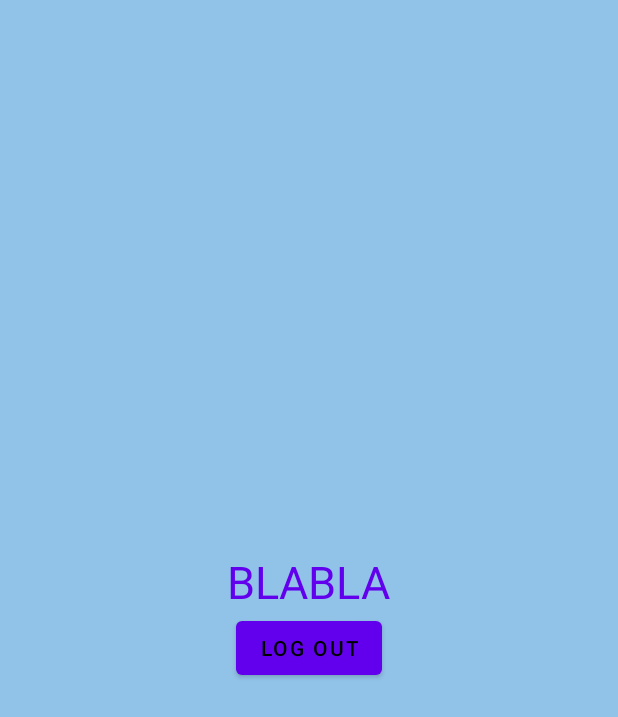
After one commit to nadav1996700/shiftData, an Android app: the layout activity_menu.xml on its own in the app's theme, with its tools: preview values and no code run, on a phone screen of 412 x 824 dp. The commit adds this screen. Shown: the top 717 px of the screen. Run offline under Robolectric (Android 15) with nearby library versions, the light colour scheme and no system bars.

```diff
--- a/app/src/main/java/src/Activities/Activity_Entrance.java
+++ b/app/src/main/java/src/Activities/Activity_Entrance.java
@@ -8,8 +8,6 @@ import android.widget.Button;
 import androidx.appcompat.app.AppCompatActivity;
 
 import com.example.src.R;
-
-import src.Utils.My_Firebase;
 import src.Utils.My_images;
 
 public class Activity_Entrance extends AppCompatActivity {
--- /dev/null
+++ b/app/src/main/res/drawable/ic_log_out.xml
@@ -0,0 +1,10 @@
+<vector xmlns:android="http://schemas.android.com/apk/res/android"
+    android:width="24dp"
+    android:height="24dp"
+    android:viewportWidth="24"
+    android:viewportHeight="24"
+    android:tint="?attr/colorControlNormal">
+  <path
+      android:fillColor="@android:color/white"
+      android:pathData="M10,20v-6h4v6h5v-8h3L12,3 2,12h3v8z"/>
+</vector>
--- /dev/null
+++ b/app/src/main/res/drawable/ic_profile.xml
@@ -0,0 +1,10 @@
+<vector xmlns:android="http://schemas.android.com/apk/res/android"
+    android:width="24dp"
+    android:height="24dp"
+    android:viewportWidth="24"
+    android:viewportHeight="24"
+    android:tint="?attr/colorControlNormal">
+  <path
+      android:fillColor="@android:color/white"
+      android:pathData="M12,2C6.48,2 2,6.48 2,12s4.48,10 10,10 10,-4.48 10,-10S17.52,2 12,2zM13,17h-2v-6h2v6zM13,9h-2L11,7h2v2z"/>
+</vector>
--- /dev/null
+++ b/app/src/main/res/layout/activity_menu.xml
@@ -0,0 +1,44 @@
+<?xml version="1.0" encoding="utf-8"?>
+<androidx.drawerlayout.widget.DrawerLayout xmlns:android="http://schemas.android.com/apk/res/android"
+    xmlns:app="http://schemas.android.com/apk/res-auto"
+    xmlns:tools="http://schemas.android.com/tools"
+    android:layout_width="match_parent"
+    android:layout_height="match_parent"
+    android:background="@color/colorTopBackground"
+    tools:context="src.Activities.Activity_Menu">
+
+    <com.google.android.material.navigation.NavigationView
+        android:id="@+id/Menu_NAV_menu"
+        android:layout_width="wrap_content"
+        android:layout_height="match_parent"
+        android:layout_gravity="start"
+        android:background="#E9EBEF"
+        app:itemIconTint="#050709"
+        app:itemTextColor="#050507"
+        app:menu="@menu/worker_menu"
+        app:headerLayout="@layout/header">
+
+    </com.google.android.material.navigation.NavigationView>
+
+    <LinearLayout
+        android:layout_width="match_parent"
+        android:layout_height="wrap_content"
+        android:orientation="vertical"
+        android:gravity="center">
+
+        <TextView
+            android:layout_width="wrap_content"
+            android:layout_height="wrap_content"
+            android:layout_gravity="center"
+            android:text="BLABLA"
+            android:textColor="@color/colorPrimary"
+            android:textSize="30sp" />
+
+        <Button
+            android:layout_width="wrap_content"
+            android:layout_height="wrap_content"
+            android:text="@string/Log_out"/>
+
+    </LinearLayout>
+
+</androidx.drawerlayout.widget.DrawerLayout>
--- a/app/src/main/res/menu/worker_menu.xml
+++ b/app/src/main/res/menu/worker_menu.xml
@@ -1,26 +1,25 @@
-<menu xmlns:android="http://schemas.android.com/apk/res/android"
-    xmlns:app="http://schemas.android.com/apk/res-auto">
+<menu xmlns:android="http://schemas.android.com/apk/res/android">
+
+    <group android:checkableBehavior="single">
+        <item
+            android:id="@+id/Menu_watch_shifts"
+            android:icon="@drawable/ic_watch_shifts"
+            android:title="@string/watch_shifts" />
+
+        <item
+            android:id="@+id/Menu_submit_shifts"
+            android:icon="@drawable/ic_submit_shifts"
+            android:title="@string/submit_shifts" />
+
+        <item
+            android:id="@+id/Menu_My_profile"
+            android:icon="@drawable/ic_profile"
+            android:title="@string/My_profile" />
+    </group>
 
     <item
-        android:id="@+id/watch_shifts"
-        android:icon="@drawable/ic_watch_shifts"
-        android:title="@string/watch_shifts"
-        app:showAsAction="ifRoom" />
-
-    <item
-        android:id="@+id/submit_shifts"
-        android:icon="@drawable/ic_submit_shifts"
-        android:title="@string/submit_shifts"
-        app:showAsAction="ifRoom" />
-
-    <item
-        android:id="@+id/My_profile"
-        android:title="@string/My_profile"
-        app:showAsAction="never" />
-
-    <item
-        android:id="@+id/more"
-        android:title="@string/My_profile"
-        app:showAsAction="never" />
+        android:id="@+id/Menu_log_out"
+        android:icon="@drawable/ic_log_out"
+        android:title="@string/Log_out" />
 
 </menu>
```
Also changed, not shown: app/src/main/AndroidManifest.xml (+9 -8 lines), app/src/main/java/src/Activities/Activity_Menu.java (added, +58 -0 lines), app/src/main/java/src/Activities/Activity_Profile.java (added, +15 -0 lines), app/src/main/res/layout/activity_profile.xml (added, +9 -0 lines), app/src/main/res/layout/header.xml (added, +30 -0 lines).
